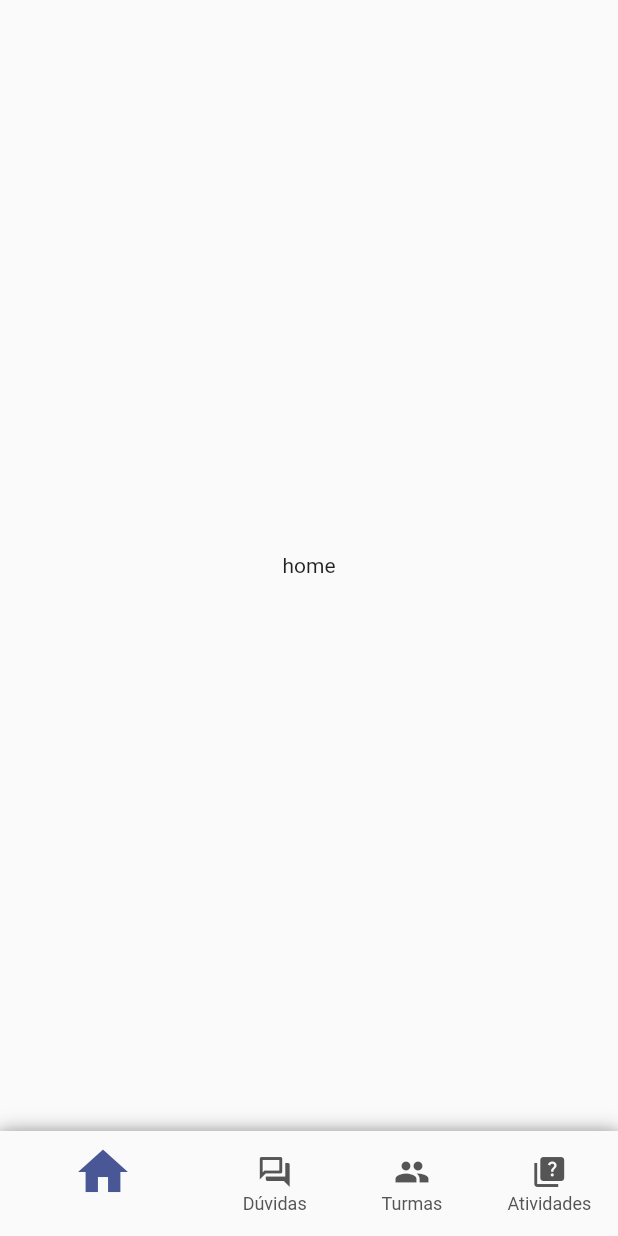
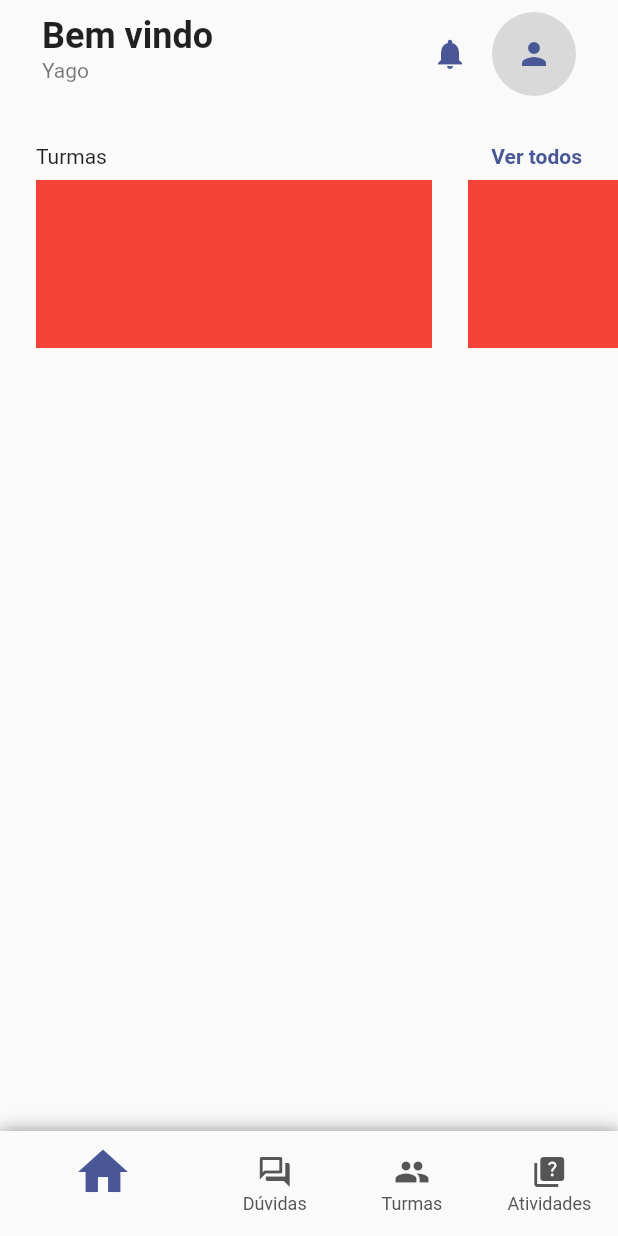
Before and after one commit to IClassroom/iclassroom-mobile, a Flutter app: the screen it shows after launch, on a phone screen of 412 x 824 dp. Run offline on Flutter 3.47's test engine with Material 2 defaults, Android fonts, the phone set to English and light mode, and no system bars; our stand-ins replace equatable, flutter_bloc; accounts and stored records are empty.

Commit message:
create home

```diff
--- a/lib/api/repositories/auth_repository.dart
+++ b/lib/api/repositories/auth_repository.dart
@@ -9,6 +9,6 @@ class AuthRepository {
 
   getStatus() async {
     await Future.delayed(const Duration(seconds: 1));
-    // user = User(id: 1, name: 'Yago Taveiros', email: 'ytaveiros@gmail.com');
+    user = User(id: 1, name: 'Yago Taveiros', email: 'ytaveiros@gmail.com');
   }
 }
--- a/lib/app/modules/logged_area/logged_area_module.dart
+++ b/lib/app/modules/logged_area/logged_area_module.dart
@@ -1,5 +1,5 @@
 import 'package:flutter/material.dart';
-import 'package:iclassroom/app/modules/logged_area/modules/home_module.dart';
+import 'package:iclassroom/app/modules/logged_area/pages/home.dart';
 
 class LoggedAreaModule extends StatefulWidget {
   const LoggedAreaModule({Key? key}) : super(key: key);
@@ -11,7 +11,7 @@ class LoggedAreaModule extends StatefulWidget {
 class _LoggedAreaModuleState extends State<LoggedAreaModule> {
   int _currentPage = 0;
   final List<Widget> _pages = [
-    const HomeModule(),
+    const HomePage(),
     const Scaffold(
       body: Center(
         child: Text('Duvidas'),
--- a/lib/app/modules/logged_area/modules/home_module.dart
+++ /dev/null
@@ -1,17 +0,0 @@
-import 'package:flutter/material.dart';
-
-class HomeModule extends StatefulWidget {
-  const HomeModule({Key? key}) : super(key: key);
-
-  @override
-  State<HomeModule> createState() => _HomeModuleState();
-}
-
-class _HomeModuleState extends State<HomeModule> {
-  @override
-  Widget build(BuildContext context) {
-    return const Scaffold(
-      body: Center(child: Text('home'),),
-    );
-  }
-}
--- /dev/null
+++ b/lib/app/modules/logged_area/pages/home.dart
@@ -0,0 +1,104 @@
+import 'package:flutter/material.dart';
+import 'package:flutter_bloc/flutter_bloc.dart';
+import 'package:iclassroom/api/repositories/auth_repository.dart';
+
+class HomePage extends StatefulWidget {
+  const HomePage({Key? key}) : super(key: key);
+
+  @override
+  State<HomePage> createState() => _HomePageState();
+}
+
+class _HomePageState extends State<HomePage> {
+  @override
+  Widget build(BuildContext context) {
+    return Scaffold(
+      body: _body(),
+    );
+  }
+
+  _body() {
+    return SafeArea(
+      child: SingleChildScrollView(
+        child: Column(
+          children: [
+            Padding(
+              padding: const EdgeInsets.symmetric(horizontal: 12.0),
+              child: ListTile(
+                title: const Text(
+                  'Bem vindo',
+                  style: TextStyle(fontWeight: FontWeight.bold, fontSize: 24),
+                ),
+                subtitle: Text(
+                  context.read<AuthRepository>().user?.name?.split(' ')[0] ??
+                      'Sem nome',
+                ),
+                trailing: Row(
+                  mainAxisSize: MainAxisSize.min,
+                  children: [
+                    Icon(
+                      Icons.notifications,
+                      color: Theme.of(context).primaryColor,
+                    ),
+                    const SizedBox(width: 16),
+                    Container(
+                      padding: const EdgeInsets.all(16),
+                      decoration: const BoxDecoration(
+                        shape: BoxShape.circle,
+                        color: Color(0xFFD9D9D9),
+                      ),
+                      child: Icon(
+                        Icons.person,
+                        color: Theme.of(context).primaryColor,
+                      ),
+                    ),
+                  ],
+                ),
+              ),
+            ),
+            const SizedBox(height: 24),
+            Padding(
+              padding: const EdgeInsets.symmetric(horizontal: 24.0),
+              child: Row(
+                mainAxisAlignment: MainAxisAlignment.spaceBetween,
+                children: [
+                  const Text('Turmas'),
+                  Text(
+                    'Ver todos',
+                    style: TextStyle(
+                        color: Theme.of(context).primaryColor,
+                        fontWeight: FontWeight.bold),
+                  )
+                ],
+              ),
+            ),
+            SizedBox(height: 8),
+            SizedBox(
+              height: 112,
+              child: ListView(
+                scrollDirection: Axis.horizontal,
+                children: [
+                  const SizedBox(width: 24),
+                  Container(
+                    color: Colors.red,
+                    width: 264,
+                  ),
+                  const SizedBox(width: 24),
+                  Container(
+                    color: Colors.red,
+                    width: 264,
+                  ),
+                  const SizedBox(width: 24),
+                  Container(
+                    color: Colors.red,
+                    width: 264,
+                  ),
+                ],
+              ),
+            )
+          ],
+        ),
+      ),
+    );
+  }
+}
```
